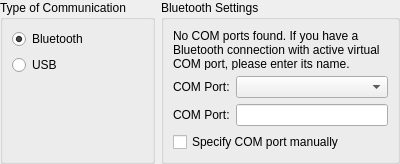
Qt form plugins/robots/interpreters/nxtKitInterpreter/src/nxtAdditionalPreferences.ui (qreal/qreal) before a commit.
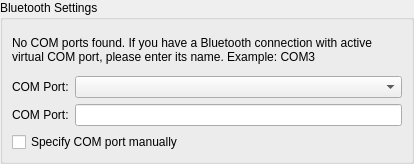
The same form after that commit.

Commit message: Removed unneeded switching between USB and Bluetooth in NXT additional preferences

Diff of the .ui file:
```diff
--- a/plugins/robots/interpreters/nxtKitInterpreter/src/nxtAdditionalPreferences.ui
+++ b/plugins/robots/interpreters/nxtKitInterpreter/src/nxtAdditionalPreferences.ui
@@ -6,7 +6,7 @@
    <rect>
     <x>0</x>
     <y>0</y>
-    <width>400</width>
+    <width>414</width>
     <height>164</height>
    </rect>
   </property>
@@ -26,35 +26,6 @@
    <property name="bottomMargin">
     <number>0</number>
    </property>
-   <item>
-    <widget class="QGroupBox" name="communicationTypeGroupBox">
-     <property name="title">
-      <string>Type of Communication</string>
-     </property>
-     <layout class="QFormLayout" name="formLayout_6">
-      <property name="fieldGrowthPolicy">
-       <enum>QFormLayout::AllNonFixedFieldsGrow</enum>
-      </property>
-      <item row="0" column="0">
-       <widget class="QRadioButton" name="bluetoothRadioButton">
-        <property name="text">
-         <string>Bluetooth</string>
-        </property>
-        <property name="checked">
-         <bool>true</bool>
-        </property>
-       </widget>
-      </item>
-      <item row="1" column="0">
-       <widget class="QRadioButton" name="usbRadioButton">
-        <property name="text">
-         <string>USB</string>
-        </property>
-       </widget>
-      </item>
-     </layout>
-    </widget>
-   </item>
    <item>
     <widget class="QGroupBox" name="bluetoothSettingsGroupBox">
      <property name="title">
```
The commit also changes 2 other files.
